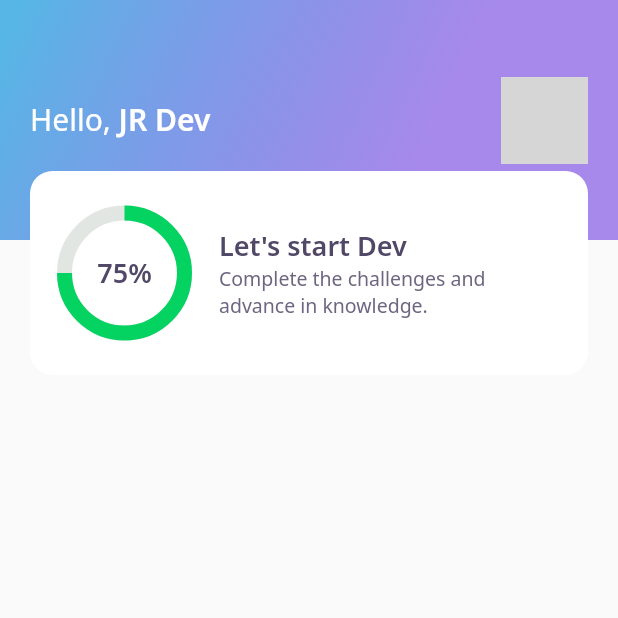
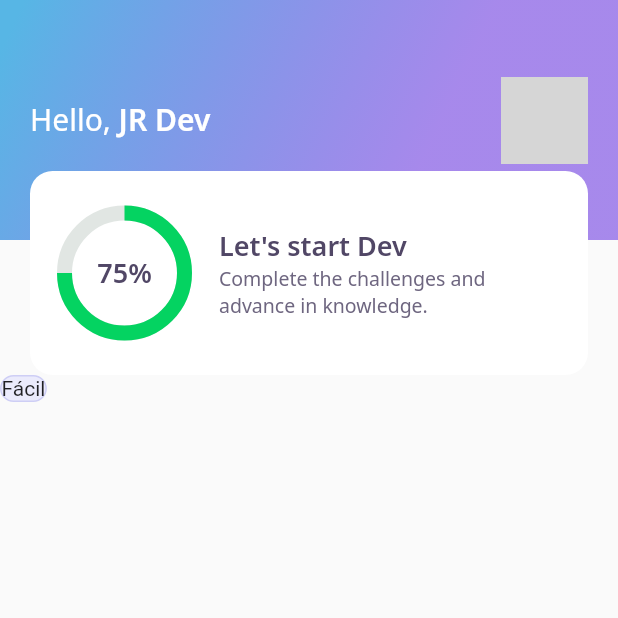
Before and after one commit to humbertoromanojr/flutter_dev_quiz, a Flutter app: the screen it shows after launch, on a phone screen of 412 x 824 dp, the top half of it. Run offline on Flutter 3.47's test engine with Material 2 defaults, Android fonts, the phone set to English and light mode, and no system bars; our stand-ins replace google_fonts; network calls fail; grey boxes are pictures that could not be loaded.

```diff
--- a/lib/home/home_page.dart
+++ b/lib/home/home_page.dart
@@ -1,4 +1,5 @@
 import 'package:dev_quiz/home/widgets/appbar/app_bar_widget.dart';
+import 'package:dev_quiz/home/widgets/level_button/level_button_widget.dart';
 import 'package:flutter/material.dart';
 
 class HomePage extends StatefulWidget {
@@ -13,6 +14,7 @@ class _HomePageState extends State<HomePage> {
   Widget build(BuildContext context) {
     return Scaffold(
        appBar: AppBarWidget(),
+       body: LevelButtonWidget(),
     );
   }
 }
```
